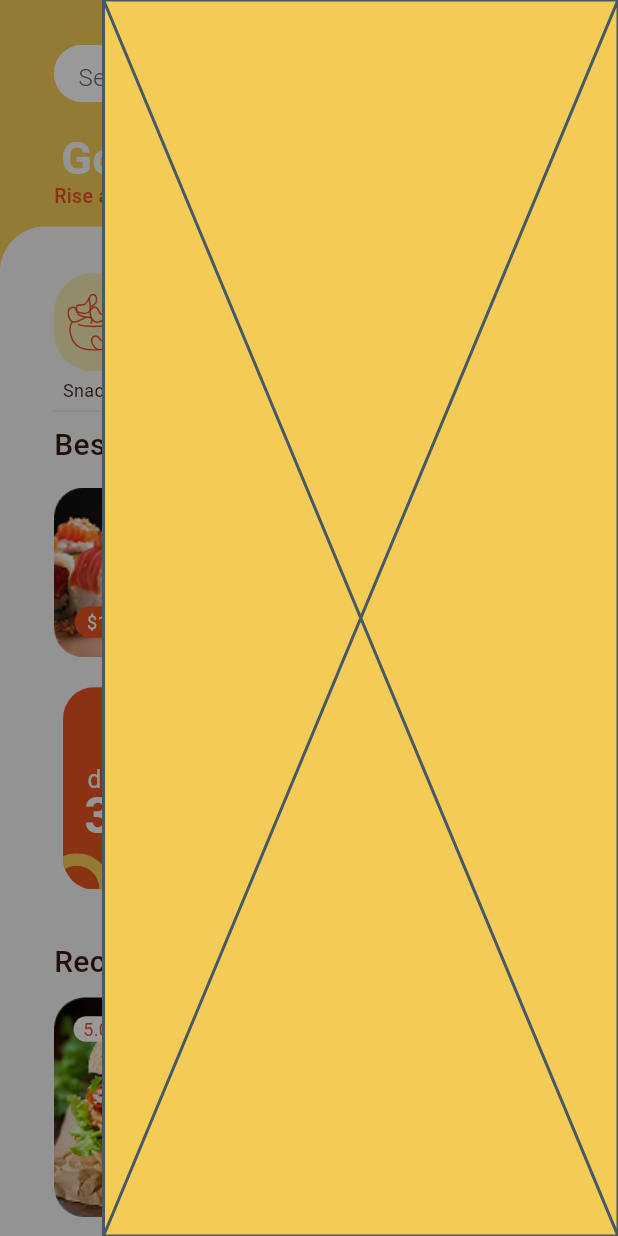
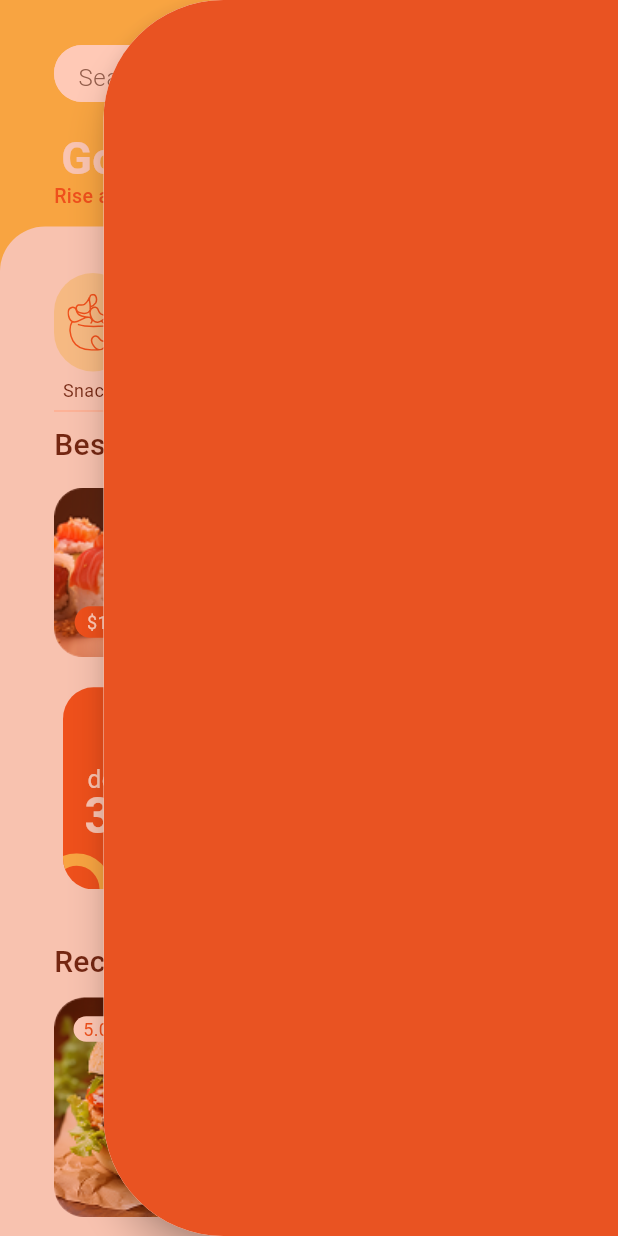
Before and after one commit to Ziad-Tamer11/yum_quick, a Flutter app: the HomeView screen opened by its route, after a tap on an icon or button, on a phone screen of 412 x 824 dp. Run offline on Flutter 3.47's test engine with Material 3 defaults, Android fonts, the phone set to English and light mode, and no system bars; drawn by our look-alikes of dots_indicator; our stand-ins replace cloud_firestore, dartz, equatable, firebase_auth, firebase_core, flutter_bloc and 6 more; accounts and stored records are empty.

Commit message:
Implement CustomSideSheet for CartView and update CustomHomeAppBar to use it

```diff
--- /dev/null
+++ b/lib/core/widgets/custom_side_sheet.dart
@@ -0,0 +1,92 @@
+import 'package:flutter/material.dart';
+
+class CustomSideSheet {
+  const CustomSideSheet._();
+
+  static Future<void> show(BuildContext context, {required Widget child}) {
+    return showGeneralDialog(
+      context: context,
+      barrierDismissible: true,
+      barrierLabel: '',
+      barrierColor: Color(0xffFE4A0C).withValues(alpha: 0.3),
+      transitionDuration: const Duration(milliseconds: 300),
+      pageBuilder: (context, animation, secondaryAnimation) {
+        final width = MediaQuery.sizeOf(context).width - 69;
+        return Align(
+          alignment: Alignment.centerRight,
+          child: SizedBox(
+            width: width,
+            height: double.infinity,
+            child: _DraggableSideSheet(width: width, child: child),
+          ),
+        );
+      },
+      transitionBuilder: (context, animation, secondaryAnimation, child) {
+        final slide = Tween<Offset>(begin: const Offset(1, 0), end: Offset.zero)
+            .animate(
+              CurvedAnimation(parent: animation, curve: Curves.easeOutCubic),
+            );
+        return SlideTransition(position: slide, child: child);
+      },
+    );
+  }
+}
+
+class _DraggableSideSheet extends StatefulWidget {
+  const _DraggableSideSheet({required this.width, required this.child});
+
+  final double width;
+  final Widget child;
+
+  @override
+  State<_DraggableSideSheet> createState() => _DraggableSideSheetState();
+}
+
+class _DraggableSideSheetState extends State<_DraggableSideSheet> {
+  static const _dismissThreshold = 0.35;
+
+  var _dragProgress = 0.0;
+  var _isDragging = false;
+
+  @override
+  Widget build(BuildContext context) {
+    return GestureDetector(
+      onHorizontalDragStart: (_) => setState(() => _isDragging = true),
+      onHorizontalDragUpdate: (details) {
+        setState(() {
+          _dragProgress = (_dragProgress + details.delta.dx / widget.width)
+              .clamp(0.0, 1.0);
+        });
+      },
+      onHorizontalDragEnd: (details) {
+        final flingRight = (details.primaryVelocity ?? 0) > 700;
+        if (flingRight || _dragProgress > _dismissThreshold) {
+          Navigator.pop(context);
+          return;
+        }
+        setState(() {
+          _isDragging = false;
+          _dragProgress = 0;
+        });
+      },
+      child: AnimatedSlide(
+        offset: Offset(_dragProgress, 0),
+        duration: _isDragging
+            ? Duration.zero
+            : const Duration(milliseconds: 200),
+        curve: Curves.easeOut,
+        child: Material(
+          color: Colors.white,
+          elevation: 10,
+          shadowColor: Colors.black,
+          clipBehavior: Clip.antiAlias,
+          borderRadius: const BorderRadius.only(
+            topLeft: Radius.circular(80),
+            bottomLeft: Radius.circular(80),
+          ),
+          child: widget.child,
+        ),
+      ),
+    );
+  }
+}
--- a/lib/features/home/presentation/views/cart_view.dart
+++ b/lib/features/home/presentation/views/cart_view.dart
@@ -1,37 +1,11 @@
 import 'package:flutter/material.dart';
+import 'package:yum_quick/core/utils/app_colors.dart';
 
 class CartView extends StatelessWidget {
   const CartView({super.key});
 
-  static Future<void> show(BuildContext context) {
-    return showGeneralDialog(
-      context: context,
-      barrierDismissible: true,
-      barrierLabel: '',
-      barrierColor: Colors.black.withValues(alpha: 0.4),
-      transitionDuration: const Duration(milliseconds: 300),
-      pageBuilder: (context, animation, secondaryAnimation) {
-        return Align(
-          alignment: Alignment.centerRight,
-          child: SizedBox(
-            width: MediaQuery.sizeOf(context).width - 69,
-            height: double.infinity,
-            child: const Material(child: CartView()),
-          ),
-        );
-      },
-      transitionBuilder: (context, animation, secondaryAnimation, child) {
-        final slide = Tween<Offset>(begin: const Offset(1, 0), end: Offset.zero)
-            .animate(
-              CurvedAnimation(parent: animation, curve: Curves.easeOutCubic),
-            );
-        return SlideTransition(position: slide, child: child);
-      },
-    );
-  }
-
   @override
   Widget build(BuildContext context) {
-    return Scaffold(body: const Placeholder());
+    return Scaffold(backgroundColor: AppColors.orangeBase, body: const Card());
   }
 }
--- a/lib/features/home/presentation/views/widgets/custom_home_app_bar.dart
+++ b/lib/features/home/presentation/views/widgets/custom_home_app_bar.dart
@@ -1,5 +1,6 @@
 import 'package:flutter/material.dart';
 import 'package:yum_quick/core/utils/app_images.dart';
+import 'package:yum_quick/core/widgets/custom_side_sheet.dart';
 import 'package:yum_quick/features/home/presentation/views/cart_view.dart';
 import 'package:yum_quick/features/home/presentation/views/widgets/custom_options_button.dart';
 import 'package:yum_quick/features/home/presentation/views/widgets/search_field.dart';
@@ -23,7 +24,7 @@ class CustomHomeAppBar extends StatelessWidget {
             CustomOptionsButton(
               image: Assets.imagesCart,
               onTap: () {
-                CartView.show(context);
+                CustomSideSheet.show(context, child: const CartView());
               },
             ),
             const SizedBox(width: 7),
```
